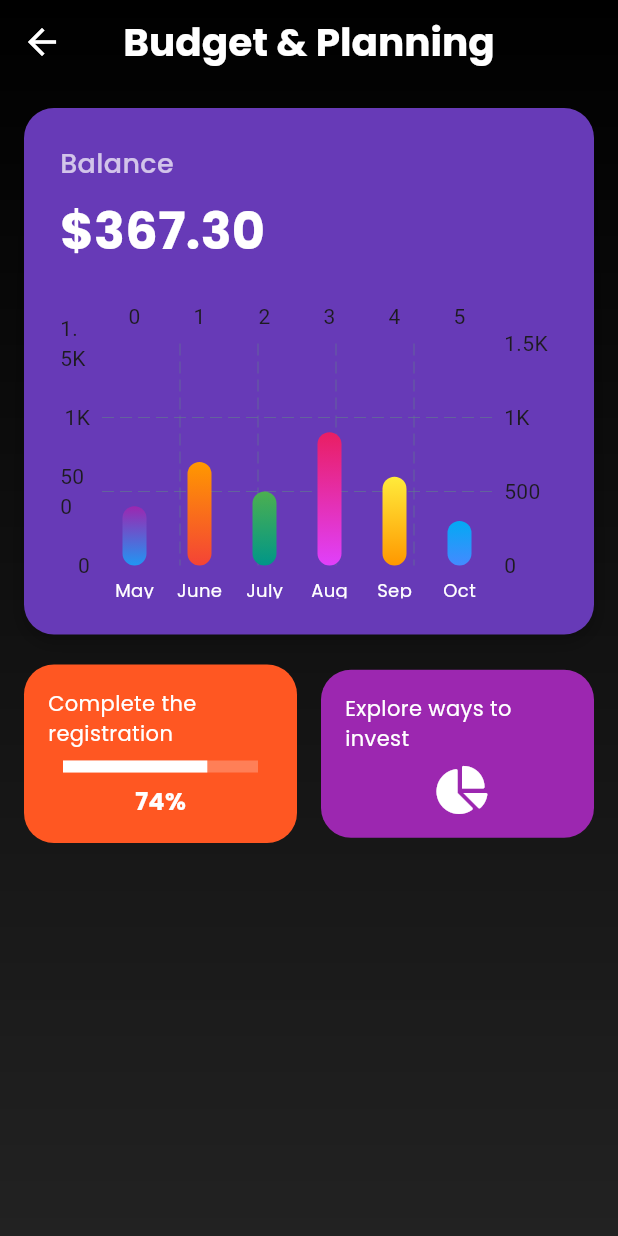
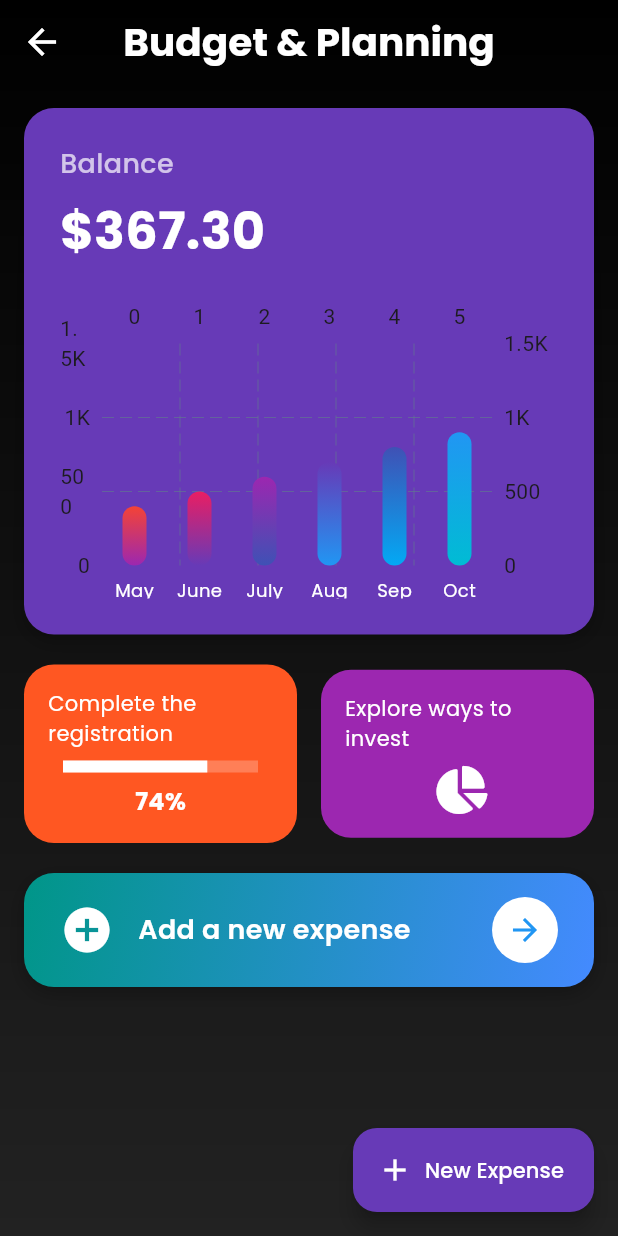
Before and after one commit to Nisarga717/Public-Finance-Manager, a Flutter app: the BudgetScreen screen opened directly, on a phone screen of 412 x 824 dp. Run offline on Flutter 3.47's test engine with Material 3 defaults, Android fonts, the phone set to English and light mode, and no system bars; drawn by our look-alikes of fl_chart, percent_indicator; our stand-ins replace cloud_firestore, firebase_auth, firebase_core, firebase_storage, flutter_animate, flutter_riverpod and 9 more; accounts and stored records are empty.

Commit message:
budget screen updated

```diff
--- a/lib/screens/budget_screen.dart
+++ b/lib/screens/budget_screen.dart
@@ -4,16 +4,18 @@ import 'package:percent_indicator/percent_indicator.dart';
 import 'package:fl_chart/fl_chart.dart';
 import 'package:google_fonts/google_fonts.dart';
 
-class BudgetScreen extends StatelessWidget {
+class BudgetScreen extends StatefulWidget {
+  @override
+  _BudgetScreenState createState() => _BudgetScreenState();
+}
+
+class _BudgetScreenState extends State<BudgetScreen> {
   @override
   Widget build(BuildContext context) {
     return Container(
       decoration: BoxDecoration(
         gradient: LinearGradient(
-          colors: [
-            Colors.black,
-            Colors.black87,
-          ],
+          colors: [Colors.black, Colors.black87],
           begin: Alignment.topCenter,
           end: Alignment.bottomCenter,
         ),
@@ -42,6 +44,7 @@ class BudgetScreen extends StatelessWidget {
           child: Column(
             crossAxisAlignment: CrossAxisAlignment.start,
             children: [
+              // 💰 Balance Card
               Container(
                 decoration: BoxDecoration(
                   color: Colors.deepPurple,
@@ -58,24 +61,19 @@ class BudgetScreen extends StatelessWidget {
                 child: Column(
                   crossAxisAlignment: CrossAxisAlignment.start,
                   children: [
-                    Text(
-                      "Balance",
+                    Text("Balance",
                         style: GoogleFonts.poppins(
                             color: Colors.white70,
                             fontSize: 18,
-                        fontWeight: FontWeight.w500,
-                      ),
-                    ),
+                            fontWeight: FontWeight.w500)),
                     SizedBox(height: 8),
-                    Text(
-                      "\$367.30",
+                    Text("\$367.30",
                         style: GoogleFonts.poppins(
                             color: Colors.white,
                             fontSize: 34,
-                        fontWeight: FontWeight.bold,
-                      ),
-                    ),
+                            fontWeight: FontWeight.bold)),
                     SizedBox(height: 20),
+                    // 📊 Bar Chart
                     SizedBox(
                       height: 200,
                       child: BarChart(
@@ -106,8 +104,7 @@ class BudgetScreen extends StatelessWidget {
                                     child: Text(
                                         titles[value.toInt() % titles.length],
                                         style: GoogleFonts.poppins(
-                                          color: Colors.white, fontSize: 12),
-                                    ),
+                                            color: Colors.white, fontSize: 12)),
                                   );
                                 },
                               ),
@@ -115,71 +112,22 @@ class BudgetScreen extends StatelessWidget {
                           ),
                           borderData: FlBorderData(show: false),
                           barGroups: [
-                            BarChartGroupData(x: 0, barRods: [
+                            for (int i = 0; i < 6; i++)
+                              BarChartGroupData(x: i, barRods: [
                                 BarChartRodData(
-                                toY: 400,
+                                  toY: (400 + i * 100).toDouble(),
                                   gradient: LinearGradient(
-                                  colors: [Colors.purple, Colors.blue],
-                                  begin: Alignment.topCenter,
-                                  end: Alignment.bottomCenter,
-                                ),
-                                width: 16,
-                              )
-                            ]),
-                            BarChartGroupData(x: 1, barRods: [
-                              BarChartRodData(
-                                toY: 700,
-                                gradient: LinearGradient(
-                                  colors: [Colors.orange, Colors.red],
-                                  begin: Alignment.topCenter,
-                                  end: Alignment.bottomCenter,
-                                ),
-                                width: 16,
-                              )
-                            ]),
-                            BarChartGroupData(x: 2, barRods: [
-                              BarChartRodData(
-                                toY: 500,
-                                gradient: LinearGradient(
-                                  colors: [Colors.green, Colors.teal],
+                                    colors: [
+                                      Colors.primaries[
+                                          i % Colors.primaries.length],
+                                      Colors.primaries[
+                                          (i + 2) % Colors.primaries.length]
+                                    ],
                                     begin: Alignment.topCenter,
                                     end: Alignment.bottomCenter,
                                   ),
                                   width: 16,
                                   borderRadius: BorderRadius.circular(8),
-                              )
-                            ]),
-                            BarChartGroupData(x: 3, barRods: [
-                              BarChartRodData(
-                                toY: 900,
-                                gradient: LinearGradient(
-                                  colors: [Colors.pink, Colors.purpleAccent],
-                                  begin: Alignment.topCenter,
-                                  end: Alignment.bottomCenter,
-                                ),
-                                width: 16,
-                              )
-                            ]),
-                            BarChartGroupData(x: 4, barRods: [
-                              BarChartRodData(
-                                toY: 600,
-                                gradient: LinearGradient(
-                                  colors: [Colors.yellow, Colors.orange],
-                                  begin: Alignment.topCenter,
-                                  end: Alignment.bottomCenter,
-                                ),
-                                width: 16,
-                              )
-                            ]),
-                            BarChartGroupData(x: 5, barRods: [
-                              BarChartRodData(
-                                toY: 300,
-                                gradient: LinearGradient(
-                                  colors: [Colors.lightBlue, Colors.blueAccent],
-                                  begin: Alignment.topCenter,
-                                  end: Alignment.bottomCenter,
-                                ),
-                                width: 16,
                                 )
                               ]),
                           ],
@@ -190,6 +138,7 @@ class BudgetScreen extends StatelessWidget {
                 ),
               ),
               SizedBox(height: 20),
+              // 🔄 Recurring Expenses + Investment Suggestions
               Row(
                 children: [
                   Expanded(
@@ -243,8 +192,67 @@ class BudgetScreen extends StatelessWidget {
                   ),
                 ],
               ),
+              SizedBox(height: 20),
+              // ➕ Add Expense Section
+              Container(
+                decoration: BoxDecoration(
+                  gradient: LinearGradient(
+                    colors: [Colors.teal, Colors.blueAccent],
+                    begin: Alignment.topLeft,
+                    end: Alignment.bottomRight,
+                  ),
+                  borderRadius: BorderRadius.circular(20),
+                  boxShadow: [
+                    BoxShadow(
+                      color: Colors.black26,
+                      blurRadius: 10,
+                      offset: Offset(0, 4),
+                    ),
                   ],
                 ),
+                padding: EdgeInsets.symmetric(vertical: 16, horizontal: 24),
+                child: Row(
+                  children: [
+                    Icon(Icons.add_circle, color: Colors.white, size: 36),
+                    SizedBox(width: 16),
+                    Expanded(
+                      child: Text(
+                        "Add a new expense",
+                        style: GoogleFonts.poppins(
+                          color: Colors.white,
+                          fontSize: 18,
+                          fontWeight: FontWeight.w600,
+                        ),
+                      ),
+                    ),
+                    GestureDetector(
+                      onTap: () {
+                        // Open add expense modal
+                      },
+                      child: Container(
+                        padding: EdgeInsets.all(10),
+                        decoration: BoxDecoration(
+                          color: Colors.white,
+                          borderRadius: BorderRadius.circular(50),
+                        ),
+                        child: Icon(Icons.arrow_forward, color: Colors.blue),
+                      ),
+                    ),
+                  ],
+                ),
+              ),
+            ],
+          ),
+        ),
+        // ✨ Floating Action Button
+        floatingActionButton: FloatingActionButton.extended(
+          backgroundColor: Colors.deepPurple,
+          icon: Icon(Icons.add, color: Colors.white),
+          label: Text("New Expense",
+              style: GoogleFonts.poppins(color: Colors.white)),
+          onPressed: () {
+            // Open add expense modal
+          },
         ),
       ),
     );
--- a/lib/screens/recurring_expenses/expense_sheet.dart
+++ b/lib/screens/recurring_expenses/expense_sheet.dart
@@ -1,15 +1,15 @@
 import 'package:flutter/material.dart';
-import 'package:flutter_riverpod/flutter_riverpod.dart';
 import 'package:intl/intl.dart';
+import 'package:hive/hive.dart';
 import 'expense_model.dart';
-import 'expenses.dart';
 
-class AddRecurringExpenseSheet extends ConsumerStatefulWidget {
+class AddRecurringExpenseSheet extends StatefulWidget {
   @override
-  _AddRecurringExpenseSheetState createState() => _AddRecurringExpenseSheetState();
+  _AddRecurringExpenseSheetState createState() =>
+      _AddRecurringExpenseSheetState();
 }
 
-class _AddRecurringExpenseSheetState extends ConsumerState<AddRecurringExpenseSheet> {
+class _AddRecurringExpenseSheetState extends State<AddRecurringExpenseSheet> {
   final _formKey = GlobalKey<FormState>();
   final _titleController = TextEditingController();
   final _amountController = TextEditingController();
@@ -18,7 +18,7 @@ class _AddRecurringExpenseSheetState extends ConsumerState<AddRecurringExpenseSh
   DateTime _selectedDate = DateTime.now();
   bool _isImportant = false;
 
-  void _saveExpense() {
+  void _saveExpense() async {
     if (_formKey.currentState!.validate()) {
       final expense = RecurringExpense(
         title: _titleController.text,
@@ -28,7 +28,10 @@ class _AddRecurringExpenseSheetState extends ConsumerState<AddRecurringExpenseSh
         startDate: _selectedDate,
         isImportant: _isImportant,
       );
-      ref.read(recurringExpensesProvider.notifier).addExpense(expense);
+
+      final box = await Hive.openBox<RecurringExpense>('recurring_expenses');
+      await box.add(expense); // Save to Hive
+
       Navigator.pop(context);
     }
   }
@@ -55,13 +58,17 @@ class _AddRecurringExpenseSheetState extends ConsumerState<AddRecurringExpenseSh
             ),
             DropdownButtonFormField(
               value: _selectedCategory,
-              items: ['Groceries', 'Rent', 'Utilities'].map((e) => DropdownMenuItem(value: e, child: Text(e))).toList(),
+              items: ['Groceries', 'Rent', 'Utilities']
+                  .map((e) => DropdownMenuItem(value: e, child: Text(e)))
+                  .toList(),
               onChanged: (val) => setState(() => _selectedCategory = val!),
               decoration: InputDecoration(labelText: 'Category'),
             ),
             DropdownButtonFormField(
               value: _selectedFrequency,
-              items: ['Daily', 'Weekly', 'Monthly', 'Yearly'].map((e) => DropdownMenuItem(value: e, child: Text(e))).toList(),
+              items: ['Daily', 'Weekly', 'Monthly', 'Yearly']
+                  .map((e) => DropdownMenuItem(value: e, child: Text(e)))
+                  .toList(),
               onChanged: (val) => setState(() => _selectedFrequency = val!),
               decoration: InputDecoration(labelText: 'Frequency'),
             ),
```
Also changed, not shown: lib/screens/recurring_expenses/expenses.dart (+8 -3 lines), assets/home1.png (added), assets/home2.png (added), assets/landing.png, assets/login.png (added), assets/screen2.png (added), assets/signup.png (added). Lines whose indentation alone changed are shown as unchanged.
